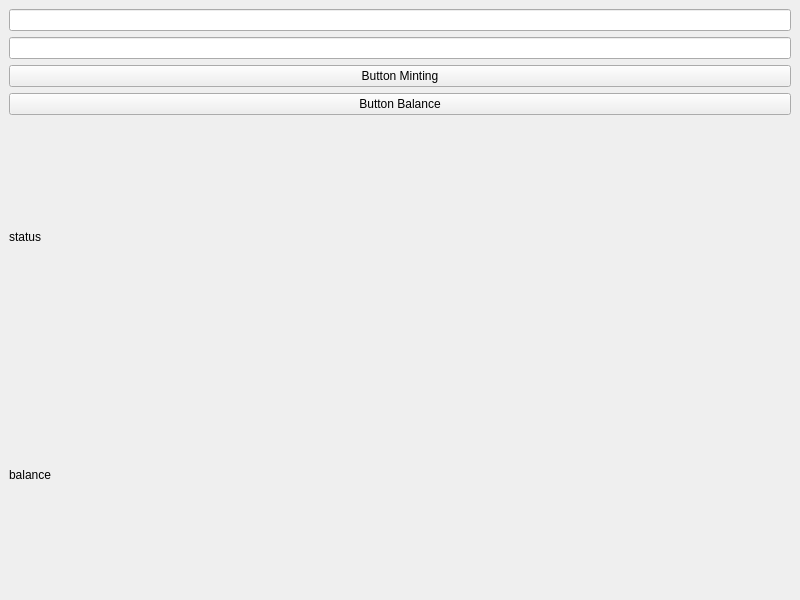
Old version of the form GUI/interface.ui in the repository Daniel-Diocis/Software-Food-Supply-Chain.
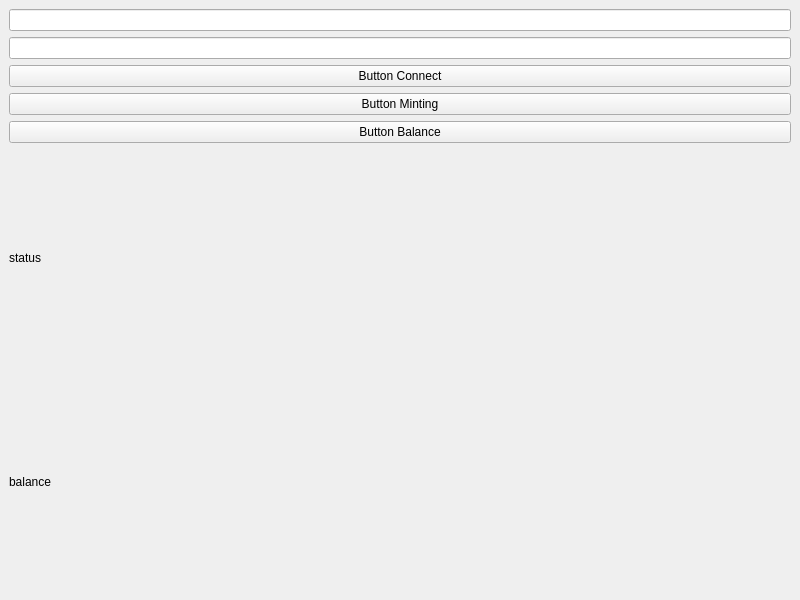
New version of the form.

Patch:
```diff
--- a/GUI/interface.ui
+++ b/GUI/interface.ui
@@ -21,6 +21,13 @@
     <item>
      <widget class="QLineEdit" name="amountInput"/>
     </item>
+    <item>
+     <widget class="QPushButton" name="connectButton">
+      <property name="text">
+       <string>Button Connect</string>
+      </property>
+     </widget>
+    </item>
     <item>
      <widget class="QPushButton" name="mintButton">
       <property name="text">
```
